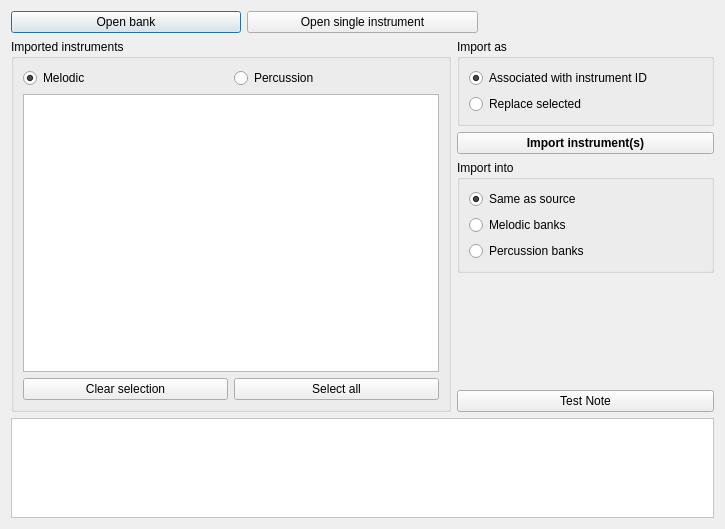
This is src/importer.ui in Wohlstand/OPN2BankEditor as Qt 5 draws it before an edit. The edited form follows.
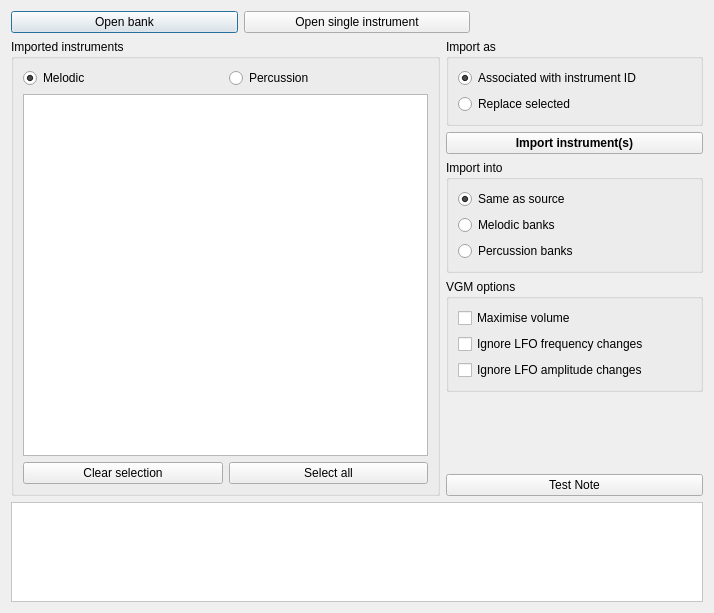
This is the edited form. Custom widgets are drawn as their Qt base class.

Commit message: Added VGM options to control the amount of imported instruments

Diff of the .ui file:
```diff
--- a/src/importer.ui
+++ b/src/importer.ui
@@ -6,8 +6,8 @@
    <rect>
     <x>0</x>
     <y>0</y>
-    <width>725</width>
-    <height>529</height>
+    <width>714</width>
+    <height>613</height>
    </rect>
   </property>
   <property name="acceptDrops">
@@ -154,7 +154,6 @@
          <widget class="QPushButton" name="doImport">
           <property name="font">
            <font>
-            <weight>75</weight>
             <bold>true</bold>
            </font>
           </property>
@@ -217,6 +216,36 @@
           <widget class="QWidget" name="pageReplace"/>
          </widget>
         </item>
+        <item>
+         <widget class="QGroupBox" name="vgmOptions">
+          <property name="title">
+           <string>VGM options</string>
+          </property>
+          <layout class="QVBoxLayout" name="verticalLayout_5">
+           <item>
+            <widget class="QCheckBox" name="vgmVolumeMax">
+             <property name="text">
+              <string>Maximise volume</string>
+             </property>
+            </widget>
+           </item>
+           <item>
+            <widget class="QCheckBox" name="vgmIgnoreLfoFreq">
+             <property name="text">
+              <string>Ignore LFO frequency changes</string>
+             </property>
+            </widget>
+           </item>
+           <item>
+            <widget class="QCheckBox" name="vgmIgnoreLfoAmpl">
+             <property name="text">
+              <string>Ignore LFO amplitude changes</string>
+             </property>
+            </widget>
+           </item>
+          </layout>
+         </widget>
+        </item>
         <item>
          <spacer name="verticalSpacer">
           <property name="orientation">
```
The commit also changes 11 other files.
